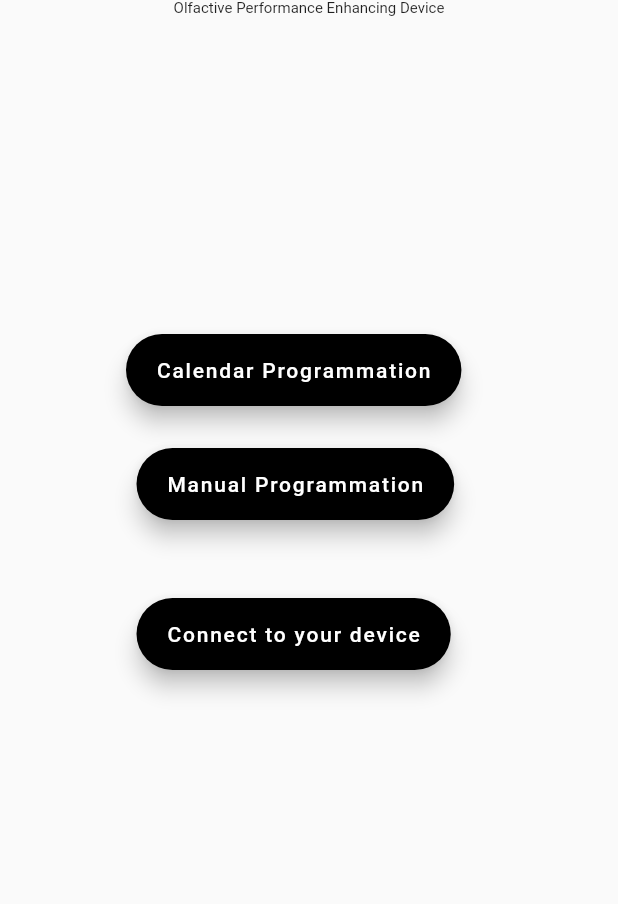
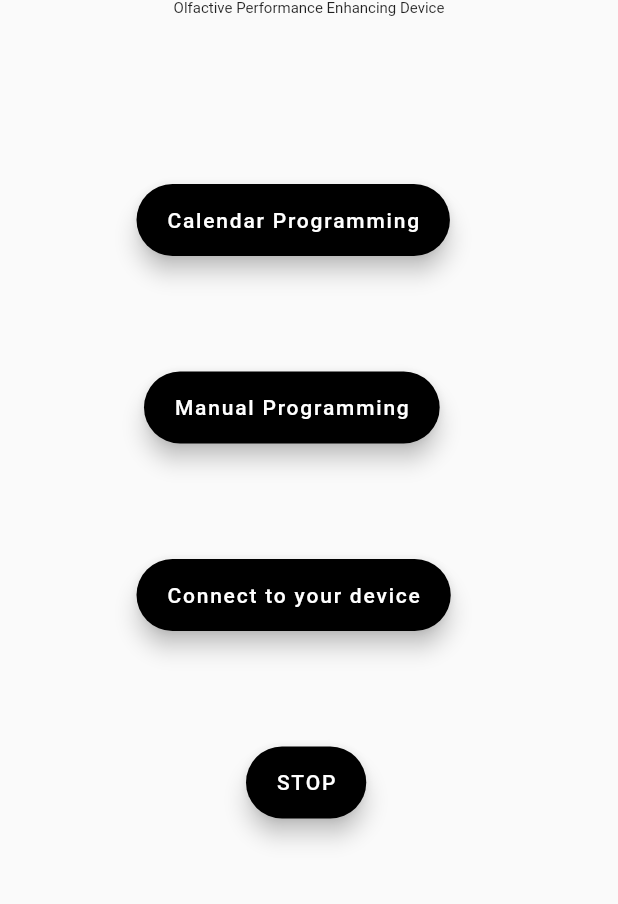
Before and after one commit to Berpoul/OPED, a Flutter app: the screen it shows after launch, on a phone screen of 412 x 824 dp, the part 242-1146 px from its top. Run offline on Flutter 3.47's test engine with Material 2 defaults, Android fonts, the phone set to English and light mode, and no system bars; our stand-ins replace flutter_blue, flutter_colorpicker, flutter_countdown_timer, syncfusion_flutter_calendar; missing offline and left inert: dart:ffi; Roboto replaces fonts that are missing (Signatra).

Commit message:
Stop button + Infos de co

```diff
--- a/lib/main.dart
+++ b/lib/main.dart
@@ -52,8 +52,10 @@ class _MenuPrincipalState extends State<MenuPrincipal> {
   List<fb.BluetoothService> services = <fb.BluetoothService>[];
   List<String> strength = <String>[];
   bool connected = false;
+  String coTxt = "ouhou";
   @override
   Widget build(BuildContext context) {
+    coTxt = _getCoText(connected, _connectedDevice);
     return MaterialApp(
         debugShowCheckedModeBanner: false,
         home: Scaffold(
@@ -81,10 +83,10 @@ class _MenuPrincipalState extends State<MenuPrincipal> {
             floatingActionButton: Stack(
               children: [
                 Positioned(
-                  left: 100,
-                  top: 400,
+                  left: 107,
+                  top: 300,
                   child: FloatingActionButton.extended(
-                      label: Text('Calendar Programmation'),
+                      label: Text('Calendar Programming'),
                       backgroundColor: Colors.black,
                       heroTag: 'bouton1',
                       onPressed: () async {
@@ -184,10 +186,10 @@ class _MenuPrincipalState extends State<MenuPrincipal> {
                       }),
                 ),
                 Positioned(
-                  left: 107,
-                  bottom: 300,
+                  left: 112,
+                  top: 425,
                   child: FloatingActionButton.extended(
-                    label: Text('Manual Programmation'),
+                    label: Text('Manual Programming'),
                     backgroundColor: Colors.black,
                     heroTag: 'bouton2',
                     onPressed: () {
@@ -210,7 +212,7 @@ class _MenuPrincipalState extends State<MenuPrincipal> {
                 ),
                 Positioned(
                   left: 107,
-                  bottom: 200,
+                  top: 550,
                   child: FloatingActionButton.extended(
                     label: Text('Connect to your device'),
                     backgroundColor: Colors.black,
@@ -234,18 +236,87 @@ class _MenuPrincipalState extends State<MenuPrincipal> {
                         if (_connectedDevice.length != 0) {
                           _connectedDevice[0].disconnect();
                           _connectedDevice.clear();
+
                           connected = false;
-                          showDialog(
+                          coTxt = _getCoText(connected, _connectedDevice);
+                          /*showDialog(
                               context: context,
                               builder: ((context) => const AlertDialog(
-                                  content: Text('Déconnecté'))));
+                                  content: Text('Déconnecté'))));*/
+                          setState(() {});
                         }
                       }
                     },
                   ),
-                )
+                ),
+                Positioned(
+                  left: 180,
+                  top: 675,
+                  child: FloatingActionButton.extended(
+                    label: Text('STOP'),
+                    backgroundColor: Colors.black,
+                    heroTag: 'bouton4',
+                    onPressed: () {
+                      if (connected == true) {
+                        for (fb.BluetoothService s in services) {
+                          for (fb.BluetoothCharacteristic c
+                              in s.characteristics) {
+                            if (c.properties.write) {
+                              c.write(utf8.encode("xxx"));
+                              debugPrint("xxx");
+                            }
+                          }
+                        }
+
+                        showDialog(
+                            context: context,
+                            builder: ((context) => const AlertDialog(
+                                content: Text(
+                                    'All diffusions have been stopped.'))));
+                      } else {
+                        showDialog(
+                            context: context,
+                            builder: ((context) => const AlertDialog(
+                                content: Text(
+                                    'You should connect to a device first.'))));
+                      }
+                    },
+                  ),
+                ),
+                _makeCoText(coTxt, connected)
               ],
             )));
+  }
+}
+
+_getCoText(bool connected, List<fb.BluetoothDevice> device) {
+  if (connected == true) {
+    return "Connected to " + device[0].name;
+  } else {
+    debugPrint("ouloulou");
+    return "Not connected.";
+  }
+}
+
+_makeCoText(String coTxt, bool connected) {
+  if (connected == true) {
+    return Positioned(
+      top: 870,
+      left: 115,
+      child: Text(
+        coTxt,
+        style: TextStyle(color: Colors.grey),
+      ),
+    );
+  } else {
+    return Positioned(
+      top: 870,
+      left: 168,
+      child: Text(
+        coTxt,
+        style: TextStyle(color: Colors.grey),
+      ),
+    );
   }
 }
 
@@ -307,7 +378,7 @@ class _ModeManuelState extends State<ModeManuel> {
             home: Scaffold(
                 appBar: AppBar(
                     backgroundColor: Colors.black,
-                    title: Text('Manual Programmation'),
+                    title: Text('Manual Programming'),
                     leading: IconButton(
                       padding: const EdgeInsets.fromLTRB(5, 0, 5, 0),
                       icon: const Icon(
@@ -449,6 +520,13 @@ _write(String text) async {
   await file.writeAsString(text);
 }
 
+_emptyfile() async {
+  final Directory directory = await getApplicationDocumentsDirectory();
+  final File file = File('${directory.path}/my_file.txt');
+  await file.delete();
+  await file.writeAsString("");
+}
+
 Future<String> _read() async {
   String txt = "";
   try {
@@ -488,7 +566,7 @@ class CalendarWidget extends StatelessWidget {
               backgroundColor: Colors.black,
               title: Row(children: <Widget>[
                 IconButton(
-                  padding: const EdgeInsets.fromLTRB(5, 0, 30, 0),
+                  padding: const EdgeInsets.fromLTRB(0, 0, 90, 0),
                   icon: const Icon(
                     Icons.arrow_back_ios_new_rounded,
                     color: Colors.white,
@@ -498,11 +576,20 @@ class CalendarWidget extends StatelessWidget {
                   },
                 ),
                 const Text(
-                  'Calendar Programmation',
+                  'Your Calendar',
                   textAlign: TextAlign.center,
                 ),
                 IconButton(
-                    padding: const EdgeInsets.fromLTRB(30, 0, 5, 0),
+                    onPressed: () async {
+                      _emptyfile();
+                    },
+                    padding: const EdgeInsets.fromLTRB(30, 0, 15, 0),
+                    icon: const Icon(
+                      Icons.delete,
+                      color: Colors.white,
+                    )),
+                IconButton(
+                    padding: const EdgeInsets.fromLTRB(0, 0, 5, 0),
                     icon: const Icon(
                       Icons.save,
                       color: Colors.white,
@@ -595,6 +682,7 @@ class CalendarWidget extends StatelessWidget {
                   heroTag: 'bouton3',
                   label: Text("Synchronize"),
                   onPressed: () async {
+                    debugPrint("c'est ici");
                     writeFile = "";
                     if (envoiBT != "1") {
                       envoiBT = "1";
@@ -1024,6 +1112,7 @@ class _SecondRouteState extends State<SecondRoute> {
                                             time != _startTime) {
                                           setState(() {
                                             _startTime = time;
+                                            //_endTime = time;
                                             final Duration difference =
                                                 _endDate.difference(_startDate);
                                             _startDate = DateTime(
@@ -1033,11 +1122,18 @@ class _SecondRouteState extends State<SecondRoute> {
                                                 _startTime.hour,
                                                 _startTime.minute,
                                                 0);
-                                            /*_endDate =
-                                                _startDate.add(difference);*/
-                                            _endTime = TimeOfDay(
-                                                hour: _endDate.hour,
-                                                minute: _endDate.minute);
+                                            _endDate =
+                                                _startDate.add(difference);
+                                            /*if (_startTime.hour >
+                                                    _endTime.hour ||
+                                                (_startTime.hour <
+                                                        _endTime.hour &&
+                                                    _startTime.minute >
+                                                        _endTime.minute)) {
+                                              setState(() {
+                                                _endTime = _startTime;
+                                              });
+                                            }*/
                                           });
                                         }
                                       })),
```
